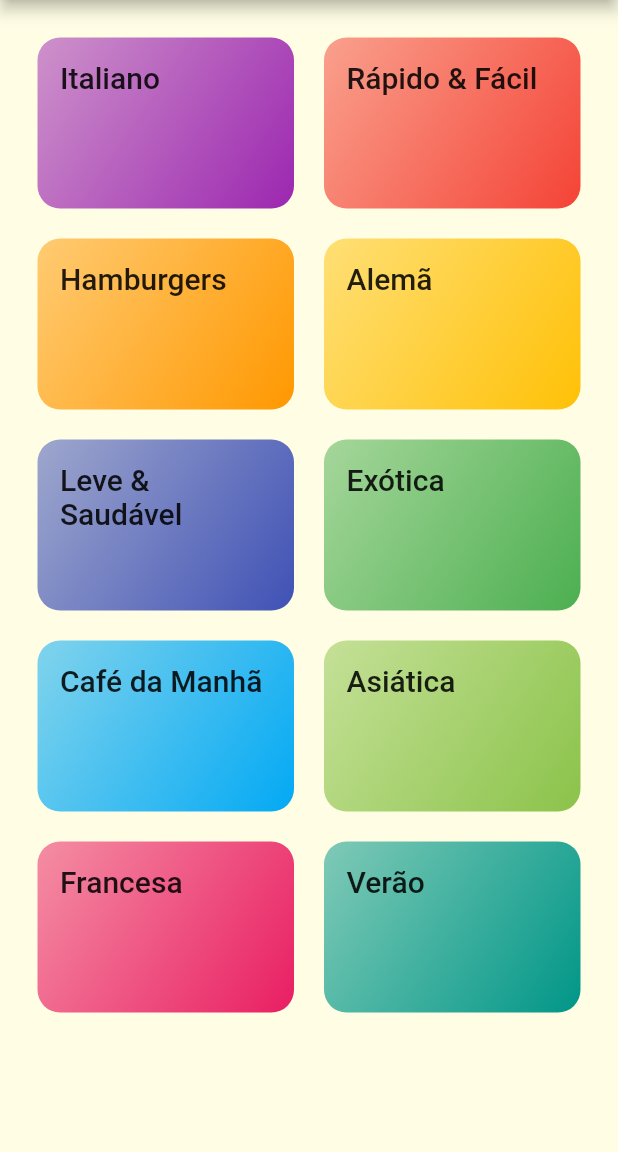
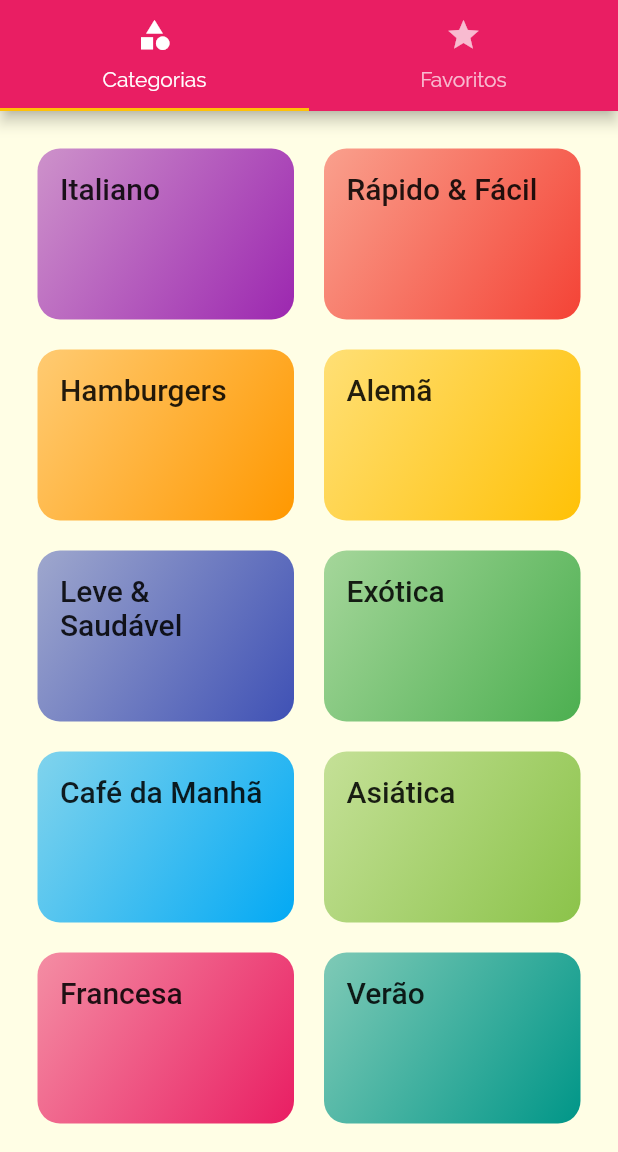
Before and after one commit to portelaoliveira/meals, a Flutter app: the screen it shows after launch, on a phone screen of 412 x 824 dp, the part 84-1236 px from its top. Run offline on Flutter 3.47's test engine with Material 2 defaults, Android fonts, the phone set to English and light mode, and no system bars.

Commit message:
Adicionar TabBar na AppBar.

```diff
--- a/lib/main.dart
+++ b/lib/main.dart
@@ -1,12 +1,13 @@
 import 'package:flutter/material.dart';
 import 'package:meals/screens/meal_detail_screen.dart';
-import 'screens/categories_screen.dart';
 import 'screens/categories_meals_screen.dart';
 import 'utils/app_routes.dart';
+import 'screens/tabs_screen.dart';
 
-void main() => runApp(MyApp());
+void main() => runApp(const MyApp());
 
 class MyApp extends StatelessWidget {
+  const MyApp({Key? key}) : super(key: key);
   @override
   Widget build(BuildContext context) {
     return MaterialApp(
@@ -19,16 +20,16 @@ class MyApp extends StatelessWidget {
         fontFamily: 'Raleway',
         canvasColor: Color.fromRGBO(255, 254, 229, 1),
         textTheme: ThemeData.light().textTheme.copyWith(
-              titleMedium: TextStyle(
+              titleMedium: const TextStyle(
                 fontSize: 20,
                 fontFamily: 'RobotoCondensed',
               ),
             ),
       ),
       routes: {
-        AppRoutes.HOME: (ctx) => CategoriesScreen(),
-        AppRoutes.CATEGORIES_MEALS: (ctx) => CategoriesMealsScreen(),
-        AppRoutes.MEAL_DATAIL: (ctx) => MealDetailScreen(),
+        AppRoutes.HOME: (ctx) => const TabsScreen(),
+        AppRoutes.CATEGORIES_MEALS: (ctx) => const CategoriesMealsScreen(),
+        AppRoutes.MEAL_DATAIL: (ctx) => const MealDetailScreen(),
       },
     );
   }
--- a/lib/screens/categories_screen.dart
+++ b/lib/screens/categories_screen.dart
@@ -7,13 +7,7 @@ class CategoriesScreen extends StatelessWidget {
 
   @override
   Widget build(BuildContext context) {
-    return Scaffold(
-      appBar: AppBar(
-        title: Text('Vamos Cozinhar?'),
-        backgroundColor: Colors.pink,
-        centerTitle: true,
-      ),
-      body: GridView(
+    return GridView(
       padding: const EdgeInsets.all(25),
       gridDelegate: SliverGridDelegateWithMaxCrossAxisExtent(
         maxCrossAxisExtent: 200,
@@ -24,7 +18,6 @@ class CategoriesScreen extends StatelessWidget {
       children: dummyCategories.map((cat) {
         return CategoryItem(cat);
       }).toList(),
-      ),
     );
   }
 }
--- /dev/null
+++ b/lib/screens/favorite_screen.dart
@@ -0,0 +1,12 @@
+import 'package:flutter/material.dart';
+
+class FavoriteScreen extends StatelessWidget {
+  const FavoriteScreen({super.key});
+
+  @override
+  Widget build(BuildContext context) {
+    return Center(
+      child: Text('Minhas Refeições Favoritas!'),
+    );
+  }
+}
--- /dev/null
+++ b/lib/screens/tabs_screen.dart
@@ -0,0 +1,39 @@
+import 'package:flutter/material.dart';
+import 'categories_screen.dart';
+import 'favorite_screen.dart';
+
+class TabsScreen extends StatelessWidget {
+  const TabsScreen({super.key});
+
+  @override
+  Widget build(BuildContext context) {
+    return DefaultTabController(
+      length: 2,
+      child: Scaffold(
+        appBar: AppBar(
+          title: const Text('Vamos Cozinhar?'),
+          backgroundColor: Colors.pink,
+          centerTitle: true,
+          bottom: const TabBar(
+            tabs: [
+              Tab(
+                icon: Icon(Icons.category),
+                text: 'Categorias',
+              ),
+              Tab(
+                icon: Icon(Icons.star),
+                text: 'Favoritos',
+              ),
+            ],
+          ),
+        ),
+        body: const TabBarView(
+          children: [
+            CategoriesScreen(),
+            FavoriteScreen(),
+          ],
+        ),
+      ),
+    );
+  }
+}
```
Lines whose indentation alone changed are shown as unchanged.
